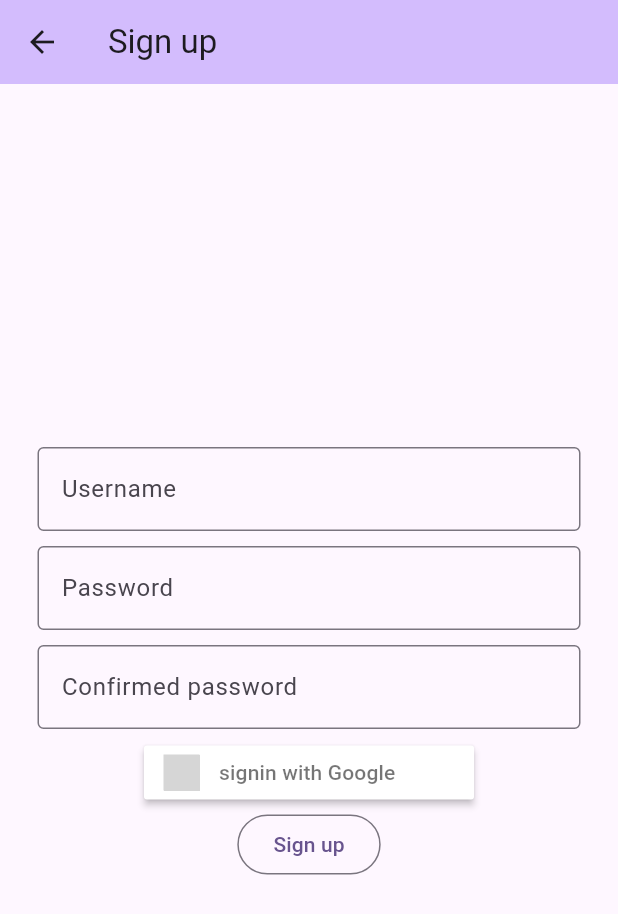
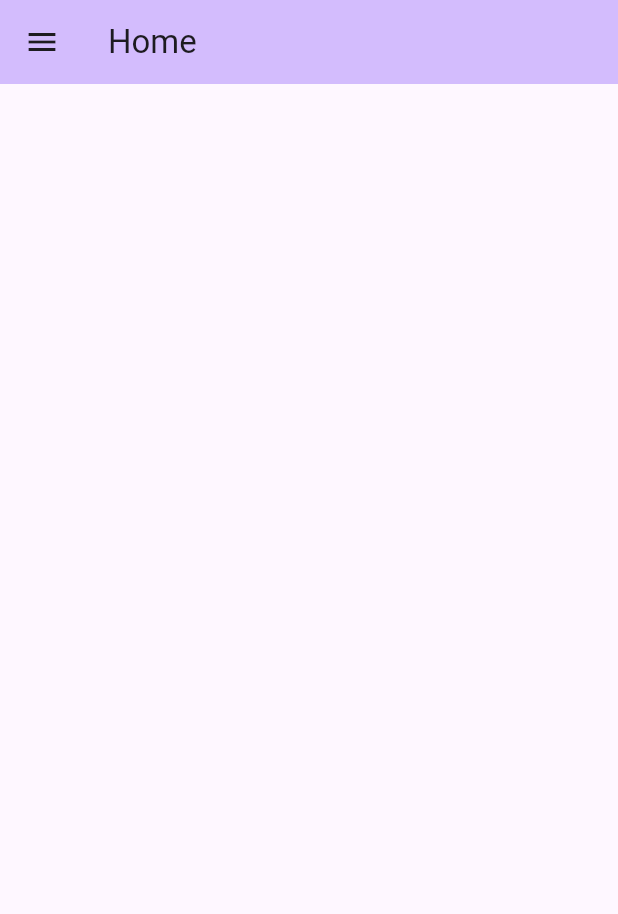
Before and after one commit to IvanR2468/5N6-AppMobileAvancee-TP3-Firebase, a Flutter app: the SignUp screen opened directly, after a tap on "Sign up", on a phone screen of 412 x 824 dp. Shown: the top 914 px of the screen. Run offline on Flutter 3.47's test engine with Material 3 defaults, Android fonts, the phone set to English and light mode, and no system bars; drawn by our look-alikes of sign_in_button; our stand-ins replace cloud_firestore, firebase_auth, firebase_core, google_sign_in; accounts and stored records are empty; network calls fail; grey boxes are pictures that could not be loaded.

```diff
--- a/task_manager_firebase/lib/l10n/intl_en.arb
+++ b/task_manager_firebase/lib/l10n/intl_en.arb
@@ -21,6 +21,7 @@
   "edit": "Edit",
   "remove": "Remove",
 
+  "passwordNotConfirmed": "Password doesn't match",
   "usernameTooShort": "Username too short",
   "passwordTooShort": "Password too short",
   "usernameAlreadyTaken": "Username already taken",
--- /dev/null
+++ b/task_manager_firebase/lib/pages/home.dart
@@ -0,0 +1,24 @@
+import 'package:flutter/material.dart';
+
+import '../widgets/drawerWidget.dart';
+
+class Home extends StatefulWidget {
+  const Home({super.key});
+
+  @override
+  State<Home> createState() => _HomeState();
+}
+
+class _HomeState extends State<Home> {
+  @override
+  Widget build(BuildContext context) {
+    return Scaffold(
+      appBar: AppBar(
+        backgroundColor: Theme.of(context).colorScheme.inversePrimary,
+        title: const Text('Home'),
+      ),
+      drawer: const drawerWidget(),
+      body: const Text(''),
+    );
+  }
+}
--- a/task_manager_firebase/lib/pages/sign_up.dart
+++ b/task_manager_firebase/lib/pages/sign_up.dart
@@ -1,6 +1,6 @@
+import 'package:cloud_firestore/cloud_firestore.dart';
 import 'package:flutter/material.dart';
-import 'package:sign_in_button/sign_in_button.dart';
-
+import 'package:task_manager_firebase/pages/home.dart';
 import '../generated/l10n.dart';
 import '../widgets/inputWidget.dart';
 
@@ -14,7 +14,6 @@ class SignUp extends StatefulWidget {
 class _SignUpState extends State<SignUp> {
   @override
   Widget build(BuildContext context) {
-
     TextEditingController usernameController = TextEditingController();
     TextEditingController passwordController = TextEditingController();
     TextEditingController confirmedPasswordController = TextEditingController();
@@ -40,20 +39,37 @@ class _SignUpState extends State<SignUp> {
               usernameController: confirmedPasswordController,
               labelText: S.of(context).confirmedPassword,
             ),
-            const SignInButton(
-                Buttons.google,
-                onPressed: signInWithGoogle,
-                text: 'signin with Google'),
-            OutlinedButton(onPressed: () async {
-              // await signUp();
-            },
-                child: Text(S.of(context).signUp)
+            OutlinedButton(
+              child: Text(S.of(context).signUp),
+              onPressed: () async {
+                if (passwordController.text == confirmedPasswordController.text) {
+                  CollectionReference usersCollection =
+                  FirebaseFirestore.instance.collection('users');
+                  usersCollection.add({
+                    'username': usernameController.text,
+                    'password': usernameController.text,
+                  });
+                  Navigator.of(context).push(
+                      MaterialPageRoute(
+                          builder: (context) =>  const Home()
+                      )
+                  );
+                } else {
+                  final snackBar = SnackBar(
+                    content: Text(S.of(context).passwordNotConfirmed),
+                    action: SnackBarAction(
+                        label: 'Ok',
+                        onPressed: () {}
+                    ),
+                  );
+                  ScaffoldMessenger.of(context).showSnackBar(snackBar);
+                }
+
+              },
             ),
           ],
         ),
       ),
     );
   }
-
-
 }
--- a/task_manager_firebase/lib/widgets/continueButton.dart
+++ b/task_manager_firebase/lib/widgets/continueButton.dart
@@ -2,8 +2,8 @@ import 'package:flutter/material.dart';
 
 import '../pages/sign_in.dart';
 
-class continueButton extends StatelessWidget {
-  const continueButton({
+class ContinueButton extends StatelessWidget {
+  const ContinueButton({
     super.key,
   });
 
@@ -11,7 +11,7 @@ class continueButton extends StatelessWidget {
   Widget build(BuildContext context) {
     return ElevatedButton(
       onPressed: () {
-        // Navigate to the second screen using push
+        // Navigate to the sign in screen using push
         Navigator.push(
           context,
           MaterialPageRoute(builder: (context) => const SignIn()),
```
Also changed, not shown: task_manager_firebase/lib/google/methods.dart (deleted, +0 -20 lines), task_manager_firebase/lib/main.dart (+21 -7 lines), task_manager_firebase/lib/pages/sign_in.dart (+46 -13 lines), task_manager_firebase/lib/widgets/drawerWidget.dart (+79 -71 lines), task_manager_firebase/lib/generated/intl/messages_en.dart, task_manager_firebase/lib/generated/l10n.dart.
